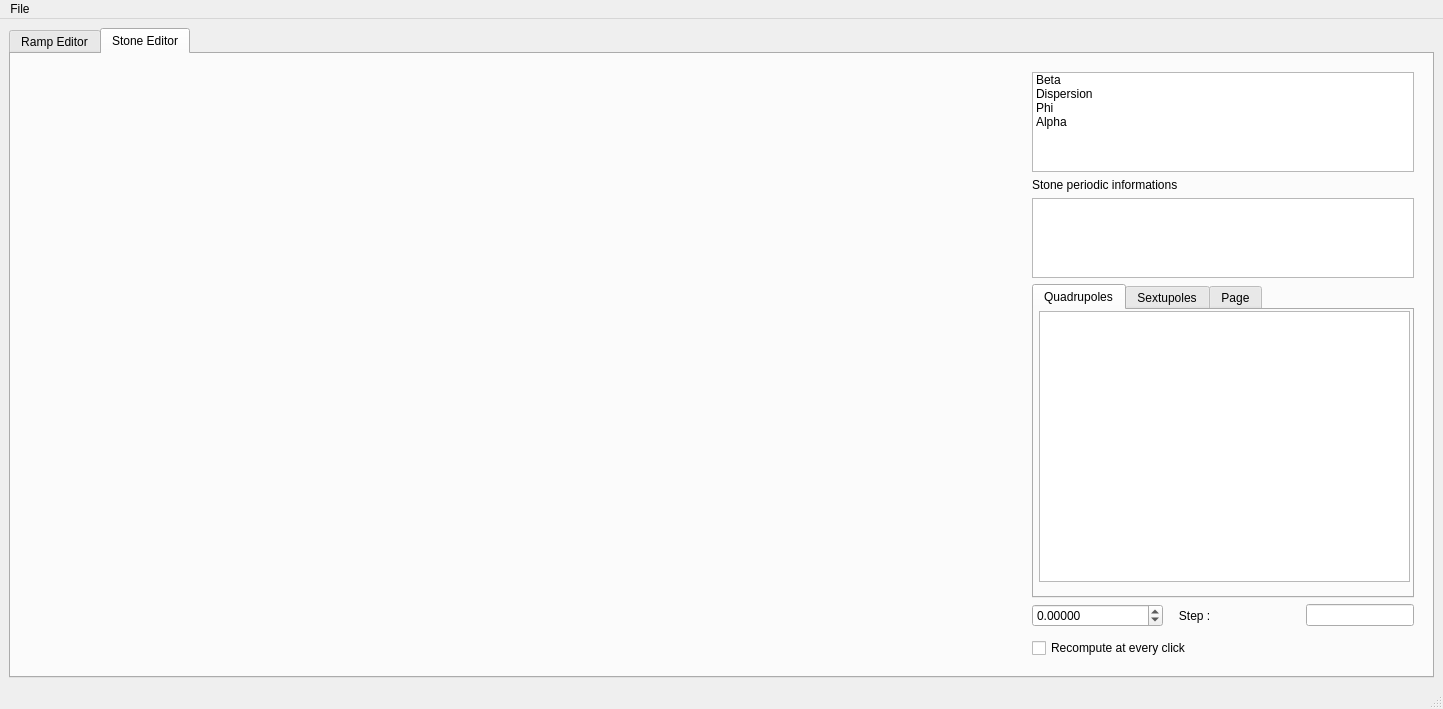
This is RampEditor.ui in ydutheil/COSYRampEditor as Qt 5 draws it before an edit. The edited form follows.
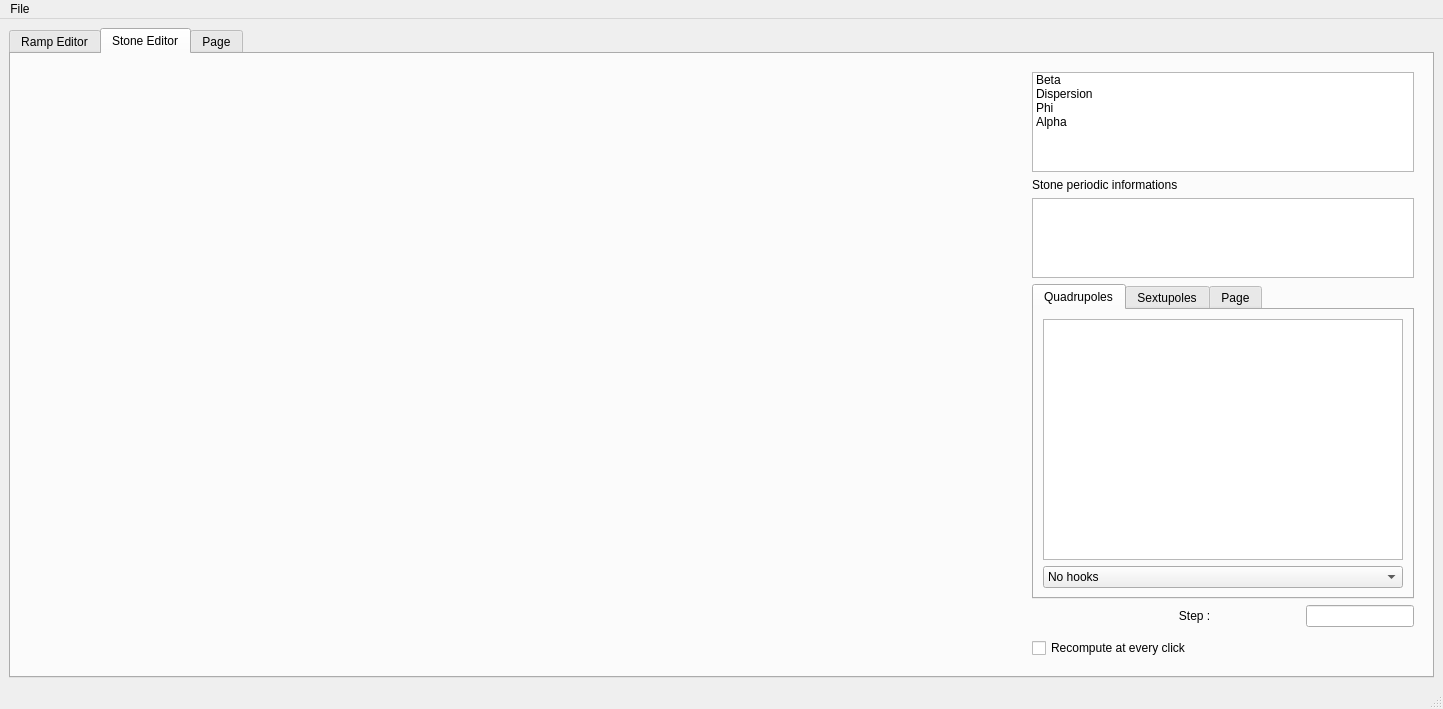
This is the edited form. The open tabs and pages were chosen to show the change.

Commit message: added menu to select binded quads and corrected bug on QDoubleSpinBox of double trigger

The edit to the form file:
```diff
--- a/RampEditor.ui
+++ b/RampEditor.ui
@@ -317,22 +317,37 @@
               <attribute name="title">
                <string>Quadrupoles</string>
               </attribute>
-              <widget class="QListWidget" name="Qlist_Quadrupoles">
-               <property name="geometry">
-                <rect>
-                 <x>5</x>
-                 <y>1</y>
-                 <width>371</width>
-                 <height>271</height>
-                </rect>
-               </property>
-               <property name="sizePolicy">
-                <sizepolicy hsizetype="Expanding" vsizetype="Expanding">
-                 <horstretch>0</horstretch>
-                 <verstretch>0</verstretch>
-                </sizepolicy>
-               </property>
-              </widget>
+              <layout class="QVBoxLayout" name="verticalLayout_3">
+               <item>
+                <widget class="QListWidget" name="Qlist_Quadrupoles">
+                 <property name="sizePolicy">
+                  <sizepolicy hsizetype="Expanding" vsizetype="Expanding">
+                   <horstretch>0</horstretch>
+                   <verstretch>0</verstretch>
+                  </sizepolicy>
+                 </property>
+                </widget>
+               </item>
+               <item>
+                <widget class="QComboBox" name="Qcombo_quads_link">
+                 <item>
+                  <property name="text">
+                   <string>No hooks</string>
+                  </property>
+                 </item>
+                 <item>
+                  <property name="text">
+                   <string>Arcs quads 1-3-5 and 2-4-6 hooked</string>
+                  </property>
+                 </item>
+                 <item>
+                  <property name="text">
+                   <string>Arcs quads 1-5 and 2-6 hooked</string>
+                  </property>
+                 </item>
+                </widget>
+               </item>
+              </layout>
              </widget>
              <widget class="QWidget" name="Sext_changer">
               <attribute name="title">
@@ -362,16 +377,12 @@
               <number>5</number>
              </property>
              <item>
-              <widget class="QDoubleSpinBox" name="magnet_strength_changer">
-               <property name="decimals">
-                <number>5</number>
-               </property>
-               <property name="minimum">
-                <double>-10.000000000000000</double>
-               </property>
-               <property name="maximum">
-                <double>10.000000000000000</double>
-               </property>
+              <widget class="QWidget" name="stepper" native="true">
+               <layout class="QVBoxLayout" name="verticalLayout_6">
+                <item>
+                 <layout class="QHBoxLayout" name="stepper_layout"/>
+                </item>
+               </layout>
               </widget>
              </item>
              <item>
@@ -405,6 +416,29 @@
         </item>
        </layout>
       </widget>
+      <widget class="QWidget" name="tab_exitRamp">
+       <attribute name="title">
+        <string>Page</string>
+       </attribute>
+       <layout class="QHBoxLayout" name="horizontalLayout_6">
+        <item>
+         <widget class="QWidget" name="widget" native="true">
+          <layout class="QVBoxLayout" name="verticalLayout_4"/>
+         </widget>
+        </item>
+        <item>
+         <widget class="QWidget" name="widget_4" native="true">
+          <property name="maximumSize">
+           <size>
+            <width>400</width>
+            <height>16777215</height>
+           </size>
+          </property>
+          <layout class="QVBoxLayout" name="verticalLayout_5"/>
+         </widget>
+        </item>
+       </layout>
+      </widget>
      </widget>
     </item>
    </layout>
```
Left out of the diff: 24 changed lines with no effect on the pictures. The commit also changes 5 other files.
